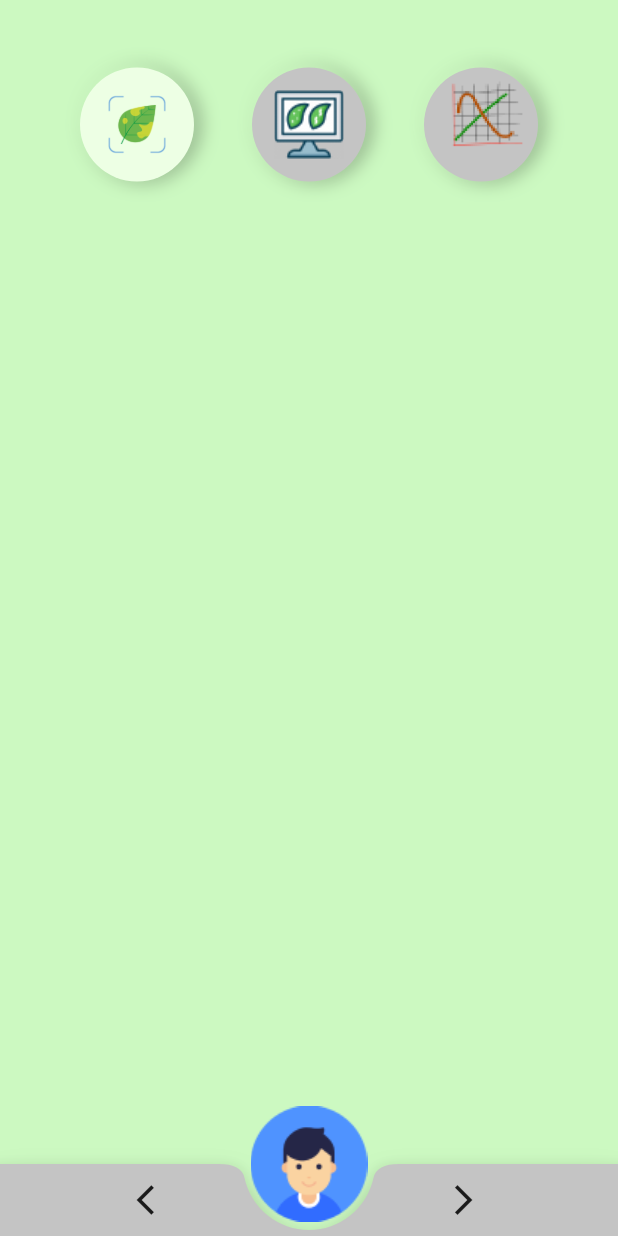
After one commit to Meshkat-Shadik/AgroDoc, a Flutter app: the screen it shows after launch, after a tap on "Inspect your plant", on a phone screen of 412 x 824 dp. The commit adds this screen. Run offline on Flutter 3.47's test engine with Material 2 defaults, Android fonts, the light colour scheme and no system bars; our stand-ins replace google_fonts.

Commit message:
animation button and inspect page ui

```diff
--- a/lib/main.dart
+++ b/lib/main.dart
@@ -1,4 +1,3 @@
-import 'package:agro_doc/presentation/screens/home_screen.dart';
 import 'package:agro_doc/presentation/screens/splash_screen.dart';
 import 'package:agro_doc/routes/route_generator.dart';
 import 'package:flutter/material.dart';
--- a/lib/presentation/constants.dart
+++ b/lib/presentation/constants.dart
@@ -1,5 +1,15 @@
 import 'dart:ui';
+
+import 'package:flutter/painting.dart';
 
 const primaryBgColor = Color(0xffCCF9C1);
 const bottomNavBgColor = Color(0xffc4c4c4);
 const containerBgColor = Color(0xffEDFFE4);
+const inactiveButtonColor = Color(0xffc4c4c4);
+const activeButtonColor = Color(0xffEDFFE4);
+
+const boxShadowColors = [
+  BoxShadow(
+      offset: Offset(4, 0), color: Color.fromARGB(80, 0, 0, 0), blurRadius: 10),
+  BoxShadow(offset: Offset(-4, -4), color: primaryBgColor, blurRadius: 10)
+];
--- /dev/null
+++ b/lib/presentation/screens/inspect_page.dart
@@ -0,0 +1,89 @@
+import 'package:agro_doc/presentation/constants.dart';
+import 'package:agro_doc/presentation/widgets/animated_circle_button.dart';
+import 'package:agro_doc/presentation/widgets/custom_floating_action_button.dart';
+import 'package:agro_doc/presentation/widgets/my_navigation_bar.dart';
+import 'package:flutter/material.dart';
+
+class InspectPage extends StatefulWidget {
+  static const pathId = "/inspect-page";
+  final int selectedIconIndex;
+  const InspectPage({Key? key, required this.selectedIconIndex})
+      : super(key: key);
+
+  @override
+  _InspectPageState createState() => _InspectPageState();
+}
+
+class _InspectPageState extends State<InspectPage> {
+  @override
+  void initState() {
+    super.initState();
+    selected = widget.selectedIconIndex;
+  }
+
+  int? selected;
+  double height = 0;
+  @override
+  Widget build(BuildContext context) {
+    return Scaffold(
+      backgroundColor: primaryBgColor,
+      floatingActionButtonLocation: FloatingActionButtonLocation.centerDocked,
+      floatingActionButton: CustomFButton(),
+      bottomNavigationBar: MyBottomNavigationBar(),
+      body: Container(
+        padding: EdgeInsets.all(34.0),
+        child: Column(
+          children: [
+            const SizedBox(height: 11),
+            Container(
+              height: 76 * 3,
+              width: double.infinity,
+              child: Row(
+                mainAxisAlignment: MainAxisAlignment.spaceAround,
+                crossAxisAlignment: CrossAxisAlignment.start,
+                children: [
+                  AnimatedCircleButton(
+                    selected: selected,
+                    height: height,
+                    position: 1,
+                    imgUrl: "assets/images/AppIcon.png",
+                    onTap: () {
+                      setState(() {
+                        selected = selected == 1 ? 0 : 1;
+                        height = 76 / 2;
+                      });
+                    },
+                  ),
+                  AnimatedCircleButton(
+                    selected: selected,
+                    height: height,
+                    position: 2,
+                    imgUrl: "assets/images/pcimg3.png",
+                    onTap: () {
+                      setState(() {
+                        selected = selected == 2 ? 0 : 2;
+                        height = 76 / 2;
+                      });
+                    },
+                  ),
+                  AnimatedCircleButton(
+                    selected: selected,
+                    height: height,
+                    position: 3,
+                    imgUrl: "assets/images/chart2.png",
+                    onTap: () {
+                      setState(() {
+                        selected = selected == 3 ? 0 : 3;
+                        height = 76 / 2;
+                      });
+                    },
+                  ),
+                ],
+              ),
+            ),
+          ],
+        ),
+      ),
+    );
+  }
+}
--- a/lib/presentation/screens/splash_screen.dart
+++ b/lib/presentation/screens/splash_screen.dart
@@ -24,8 +24,6 @@ class _SplashScreenState extends State<SplashScreen> {
 
   @override
   Widget build(BuildContext context) {
-    Size size = MediaQuery.of(context).size;
-    print(size.height.toString() + "," + size.width.toString());
     return Scaffold(
       backgroundColor: primaryBgColor,
       body: Center(
--- /dev/null
+++ b/lib/presentation/widgets/animated_circle_button.dart
@@ -0,0 +1,58 @@
+import 'package:agro_doc/presentation/constants.dart';
+import 'package:agro_doc/presentation/widgets/circle_icon.dart';
+import 'package:flutter/material.dart';
+
+class AnimatedCircleButton extends StatelessWidget {
+  const AnimatedCircleButton({
+    Key? key,
+    required this.selected,
+    required this.height,
+    this.key1,
+    required this.onTap,
+    required this.position,
+    required this.imgUrl,
+  }) : super(key: key);
+
+  final int? selected;
+  final int position;
+  final double height;
+  final Key? key1;
+  final onTap;
+  final String imgUrl;
+
+  @override
+  Widget build(BuildContext context) {
+    return Column(
+      children: [
+        selected == position
+            ? AnimatedContainer(
+                curve: Curves.bounceOut,
+                duration: Duration(seconds: 1),
+                height: selected == position ? height : 0,
+              )
+            : AnimatedContainer(
+                curve: Curves.bounceIn,
+                duration: Duration(seconds: 1),
+                height: 0,
+              ),
+        AnimatedContainer(
+          duration: Duration(seconds: 1),
+          decoration: BoxDecoration(
+              boxShadow: boxShadowColors,
+              borderRadius: BorderRadius.all(Radius.circular(76))),
+          key: key1,
+          child: CircleIcon(
+            height: 76,
+            width: 76,
+            imgUrl: imgUrl,
+            bgColor:
+                selected == position ? activeButtonColor : inactiveButtonColor,
+            onTap: onTap,
+            // Navigator.pushNamed(
+            //   context, AnimatedTest.pathId);
+          ),
+        ),
+      ],
+    );
+  }
+}
--- /dev/null
+++ b/lib/presentation/widgets/circle_icon.dart
@@ -0,0 +1,34 @@
+import 'package:flutter/material.dart';
+
+class CircleIcon extends StatelessWidget {
+  const CircleIcon({
+    Key? key,
+    required this.height,
+    required this.width,
+    required this.imgUrl,
+    required this.bgColor,
+    required this.onTap,
+  }) : super(key: key);
+  final double height;
+  final double width;
+  final String imgUrl;
+  final Color bgColor;
+  final onTap;
+  @override
+  Widget build(BuildContext context) {
+    return Container(
+      height: height,
+      width: width,
+      child: FloatingActionButton(
+        heroTag: null,
+        elevation: 0,
+        onPressed: onTap,
+        backgroundColor: bgColor,
+        child: Image.asset(
+          imgUrl,
+          fit: BoxFit.fill,
+        ),
+      ),
+    );
+  }
+}
--- /dev/null
+++ b/lib/presentation/widgets/custom_floating_action_button.dart
@@ -0,0 +1,17 @@
+import 'package:agro_doc/presentation/widgets/circle_icon.dart';
+import 'package:flutter/material.dart';
+
+class CustomFButton extends StatelessWidget {
+  const CustomFButton({Key? key}) : super(key: key);
+
+  @override
+  Widget build(BuildContext context) {
+    return CircleIcon(
+      height: 80,
+      width: 80,
+      imgUrl: "assets/images/user.png",
+      bgColor: Colors.transparent,
+      onTap: () {},
+    );
+  }
+}
--- /dev/null
+++ b/lib/presentation/widgets/my_navigation_bar.dart
@@ -0,0 +1,23 @@
+import 'package:agro_doc/presentation/constants.dart';
+import 'package:flutter/material.dart';
+
+class MyBottomNavigationBar extends StatelessWidget {
+  const MyBottomNavigationBar({
+    Key? key,
+  }) : super(key: key);
+
+  @override
+  Widget build(BuildContext context) {
+    return BottomAppBar(
+      shape: CircularNotchedRectangle(),
+      color: bottomNavBgColor,
+      child: Row(
+        mainAxisAlignment: MainAxisAlignment.spaceAround,
+        children: [
+          IconButton(onPressed: () {}, icon: Icon(Icons.arrow_back_ios)),
+          IconButton(onPressed: () {}, icon: Icon(Icons.arrow_forward_ios))
+        ],
+      ),
+    );
+  }
+}
--- a/lib/routes/route_generator.dart
+++ b/lib/routes/route_generator.dart
@@ -1,4 +1,6 @@
+import 'package:agro_doc/presentation/screens/animatedContainer.dart';
 import 'package:agro_doc/presentation/screens/home_screen.dart';
+import 'package:agro_doc/presentation/screens/inspect_page.dart';
 import 'package:agro_doc/presentation/screens/splash_screen.dart';
 import 'package:flutter/material.dart';
 
@@ -10,6 +12,11 @@ class RouteGenerator {
         return MaterialPageRoute(builder: (_) => HomeScreen());
       case SplashScreen.pathId:
         return MaterialPageRoute(builder: (_) => SplashScreen());
+      case InspectPage.pathId:
+        return MaterialPageRoute(
+            builder: (_) => InspectPage(selectedIconIndex: args));
+      case AnimatedTest.pathId:
+        return MaterialPageRoute(builder: (_) => AnimatedTest());
       default:
         return _errorRoute();
     }
```
Also changed, not shown: lib/presentation/screens/animatedContainer.dart (added, +74 -0 lines), lib/presentation/screens/home_screen.dart (+23 -37 lines), assets/images/chart2.png (added), assets/images/pcimg2.png (added), assets/images/pcimg3.png (added).
